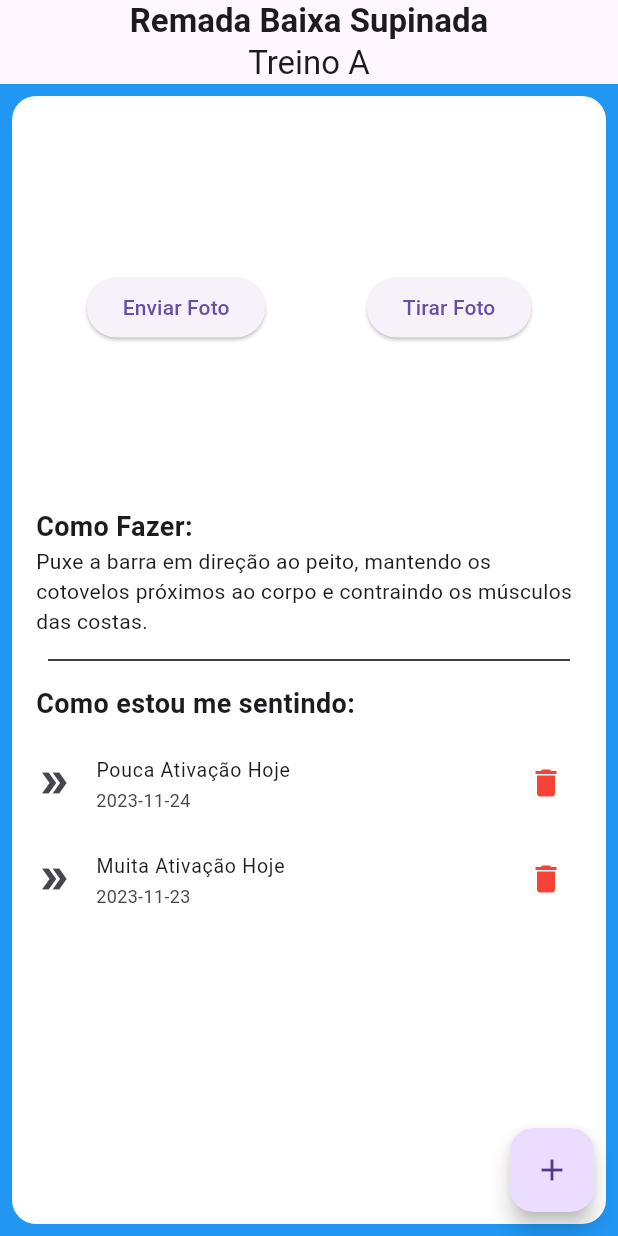
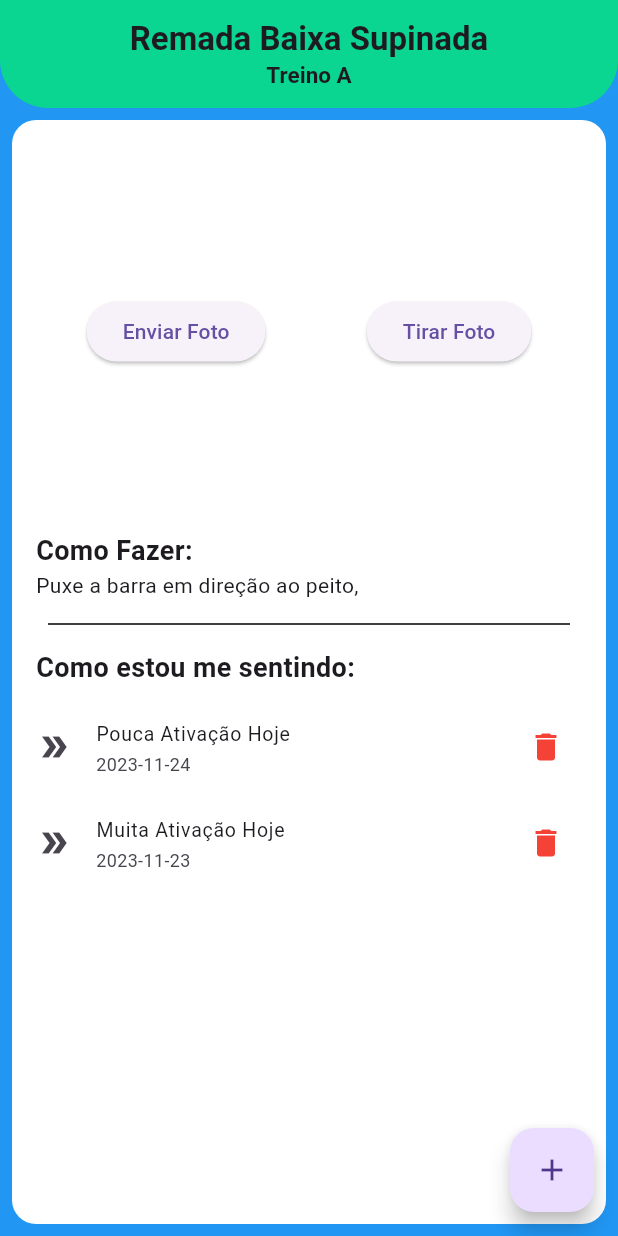
Before and after one commit to Joaomgsa/flutter_gymapp, a Flutter app: the screen it shows after launch, on a phone screen of 412 x 824 dp. Run offline on Flutter 3.47's test engine with Material 3 defaults, Android fonts, the phone set to English and light mode, and no system bars.

Commit message:
finalizando appbar exercicio

```diff
--- a/lib/pages/exercicio_tela.dart
+++ b/lib/pages/exercicio_tela.dart
@@ -10,7 +10,7 @@ class ExercicioTela extends StatelessWidget {
     id: "001",
     name: "Remada Baixa Supinada",
     treino: "Treino A",
-    comoFazer: "Puxe a barra em direção ao peito, mantendo os cotovelos próximos ao corpo e contraindo os músculos das costas.",
+    comoFazer: "Puxe a barra em direção ao peito,",
   );
 
   final List<SentimentoModelo> listaSentimento = [
@@ -28,11 +28,20 @@ class ExercicioTela extends StatelessWidget {
         title: Column(
           children: [
             Text(exercicioModelo.name,
-                style: TextStyle(fontWeight: FontWeight.bold, fontSize: 22,)),
-            Text(exercicioModelo.treino),
+                style: const TextStyle(fontWeight: FontWeight.bold, fontSize: 22,)),
+            Text(exercicioModelo.treino,
+                style: const TextStyle(fontWeight: FontWeight.bold, fontSize: 15,))
           ],
         ),
         centerTitle: true,
+        backgroundColor: const Color(0xFF0AD692),
+        elevation: 0,
+        toolbarHeight: 72,
+        shape: const RoundedRectangleBorder(
+          borderRadius: BorderRadius.vertical(
+            bottom: Radius.circular(32),
+          ),
+        )
       ),
       floatingActionButton: FloatingActionButton(
         onPressed: () {
```
Also changed, not shown: lib/pages/authentication_tela.dart (added, +10 -0 lines).
